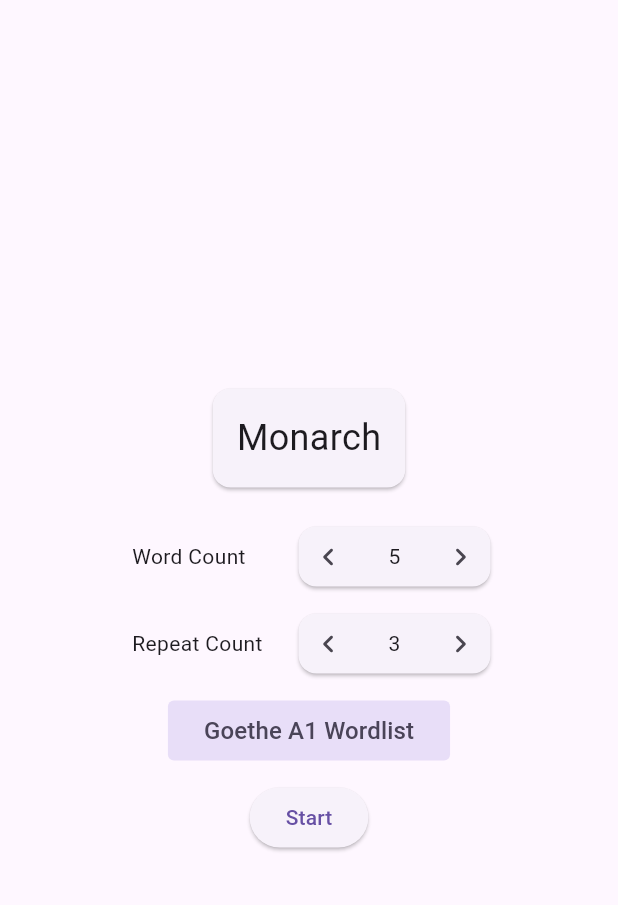
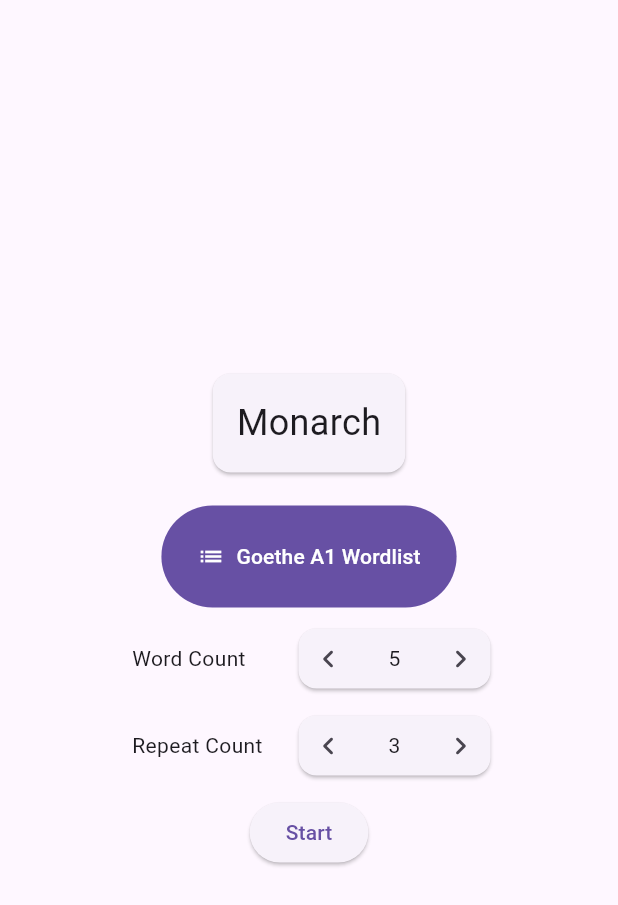
Before and after one commit to ahsan2649/monarch, a Flutter app: the screen it shows after launch, on a phone screen of 412 x 824 dp. Shown: the top 905 px of the screen. Run offline on Flutter 3.47's test engine with Material 3 defaults, Android fonts, the phone set to English and light mode, and no system bars.

Commit message:
Change wordlist selector

```diff
--- a/lib/screens/start_screen.dart
+++ b/lib/screens/start_screen.dart
@@ -59,6 +59,10 @@
                 child: Column(
                   spacing: 10,
                   children: [
+                    WordlistSelector(
+                      selectedWordlist: sessionInfo.wordlistToUse.name,
+                      onPressed: switchWordlist,
+                    ),
                     HorizontalCounter(
                       onIncrement: incrementWordCount,
                       onDecrement: decrementWordCount,
@@ -71,10 +75,7 @@
                       count: sessionInfo.repeatCount,
                       text: "Repeat Count",
                     ),
-                    WordlistSelector(
-                      selectedWordlist: sessionInfo.wordlistToUse.name,
-                      onPressed: switchWordlist,
-                    ),
+
                     ElevatedButton(
                       onPressed: () {
                         Navigator.push(
--- a/lib/widgets/start_screen/wordlist_selector.dart
+++ b/lib/widgets/start_screen/wordlist_selector.dart
@@ -12,12 +12,12 @@ class WordlistSelector extends StatelessWidget {
 
   @override
   Widget build(BuildContext context) {
-    return FilledButton.tonal(
-      style: FilledButton.styleFrom(
-        shape: RoundedRectangleBorder(borderRadius: BorderRadius.circular(4)),
-      ),
+    return FilledButton.icon(
+      style: FilledButton.styleFrom(padding: EdgeInsets.all(24)),
       onPressed: onPressed,
-      child: Text(selectedWordlist, style: TextStyle(fontSize: 16)),
+      icon: Icon(Icons.list),
+      label: Text(selectedWordlist),
+      iconAlignment: IconAlignment.start,
     );
   }
 }
```
